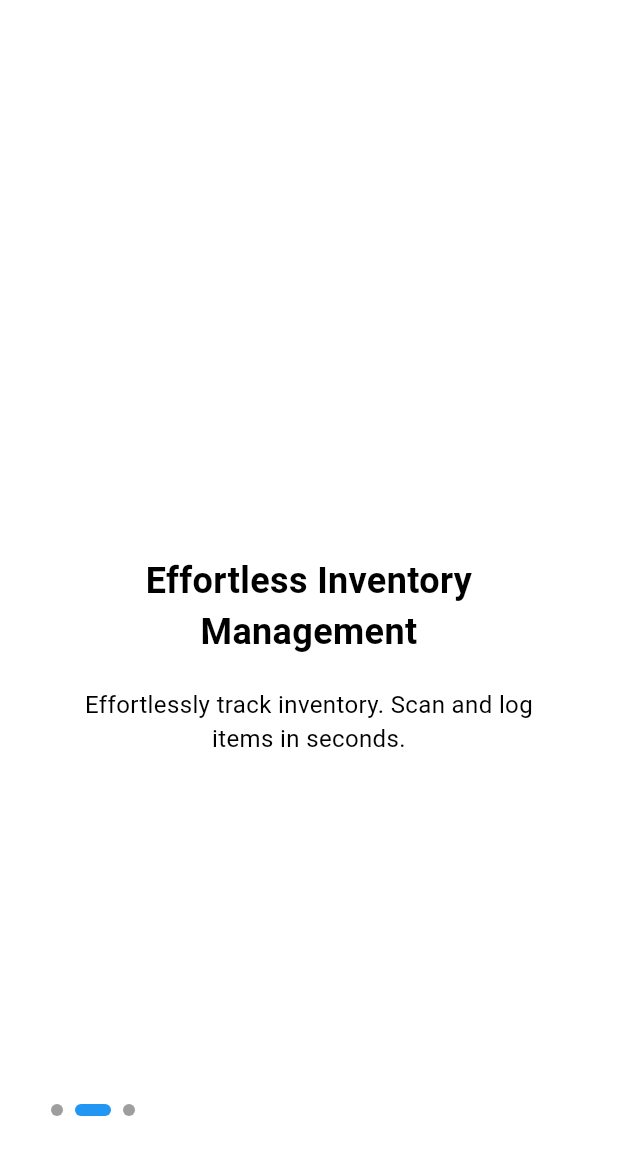
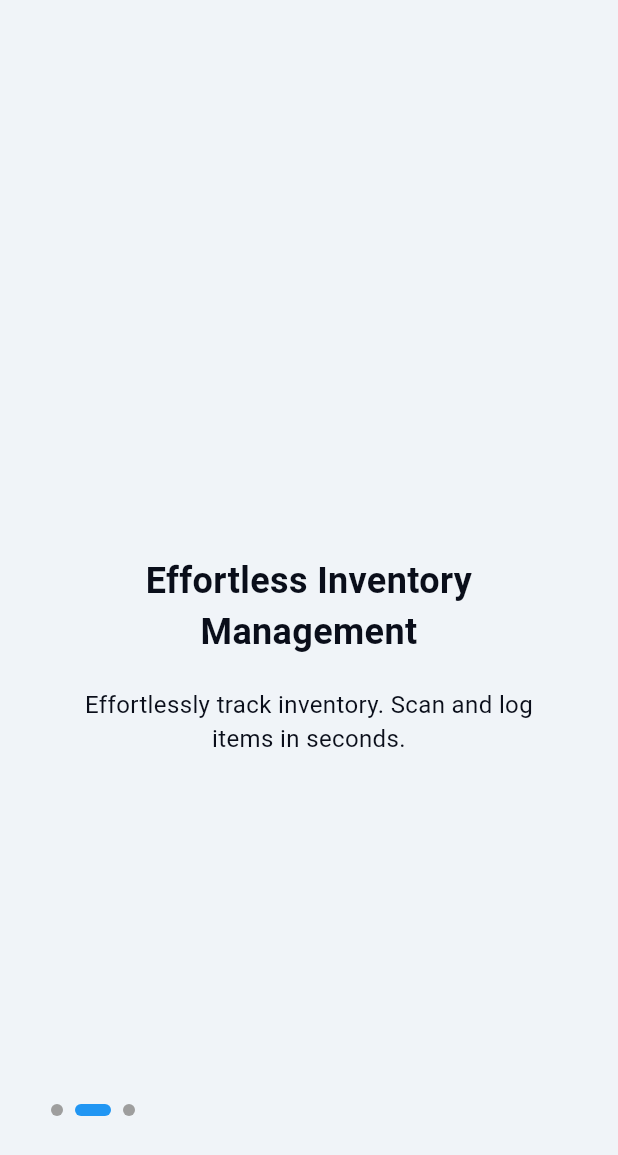
Before and after one commit to hasim13ab-del/scanairz, a Flutter app: the screen it shows after launch, swiped to page 2, on a phone screen of 412 x 824 dp. Shown: the top 1155 px of the screen. Run offline on Flutter 3.47's test engine with Material 3 defaults, Android fonts, the light colour scheme and no system bars; our stand-ins replace audioplayers, connectivity_plus, csv, firebase_core, firebase_remote_config, flutter_bluetooth_serial and 4 more; missing offline and left inert: mobile_scanner, usb_serial; accounts and stored records are empty.

Commit message:
redesign: navy+teal+orange color theme

```diff
--- a/lib/themes.dart
+++ b/lib/themes.dart
@@ -1,48 +1,196 @@
-
 import 'package:flutter/material.dart';
 
 class AppThemes {
+  static const Color navyDark    = Color(0xFF0A0E1A);
+  static const Color navyMid     = Color(0xFF1A2744);
+  static const Color navyAccent  = Color(0xFF243455);
+  static const Color teal        = Color(0xFF00ACC1);
+  static const Color tealLight   = Color(0xFF26C6DA);
+  static const Color orange      = Color(0xFFF57C00);
+  static const Color orangeLight = Color(0xFFFF9800);
+
   static final ThemeData lightTheme = ThemeData(
+    useMaterial3: true,
     brightness: Brightness.light,
-    primaryColor: Colors.blue[800],
-    scaffoldBackgroundColor: Colors.white,
-    appBarTheme: AppBarTheme(
-      backgroundColor: Colors.blue[800],
+    colorScheme: const ColorScheme(
+      brightness: Brightness.light,
+      primary: navyMid,
+      onPrimary: Colors.white,
+      primaryContainer: Color(0xFFD6E4FF),
+      onPrimaryContainer: navyDark,
+      secondary: teal,
+      onSecondary: Colors.white,
+      secondaryContainer: Color(0xFFB2EBF2),
+      onSecondaryContainer: navyDark,
+      tertiary: orange,
+      onTertiary: Colors.white,
+      tertiaryContainer: Color(0xFFFFE0B2),
+      onTertiaryContainer: navyDark,
+      error: Color(0xFFE53935),
+      onError: Colors.white,
+      errorContainer: Color(0xFFFFCDD2),
+      onErrorContainer: Color(0xFFB71C1C),
+      surface: Colors.white,
+      onSurface: navyDark,
+      surfaceContainerHighest: Color(0xFFF0F4F8),
+      outline: Color(0xFFCFD8DC),
+    ),
+    appBarTheme: const AppBarTheme(
+      backgroundColor: navyMid,
       foregroundColor: Colors.white,
+      elevation: 0,
+      centerTitle: false,
+      titleTextStyle: TextStyle(
+        color: Colors.white,
+        fontSize: 20,
+        fontWeight: FontWeight.bold,
+        letterSpacing: 0.5,
+      ),
     ),
-    colorScheme: ColorScheme.light(
-      primary: Colors.blue[800]!,
-      secondary: Colors.amber[600]!,
-      onPrimary: Colors.white,
-      onSecondary: Colors.black,
+    scaffoldBackgroundColor: const Color(0xFFF0F4F8),
+    cardTheme: CardTheme(
+      elevation: 3,
+      shape: RoundedRectangleBorder(borderRadius: BorderRadius.circular(16)),
+      color: Colors.white,
     ),
     elevatedButtonTheme: ElevatedButtonThemeData(
       style: ElevatedButton.styleFrom(
-        backgroundColor: Colors.blue[800],
+        backgroundColor: orange,
         foregroundColor: Colors.white,
+        elevation: 2,
+        padding: const EdgeInsets.symmetric(horizontal: 24, vertical: 14),
+        shape: RoundedRectangleBorder(borderRadius: BorderRadius.circular(12)),
+        textStyle: const TextStyle(fontWeight: FontWeight.bold, fontSize: 15),
       ),
+    ),
+    bottomNavigationBarTheme: const BottomNavigationBarThemeData(
+      selectedItemColor: teal,
+      unselectedItemColor: Color(0xFF90A4AE),
+      backgroundColor: Colors.white,
+      type: BottomNavigationBarType.fixed,
+      elevation: 12,
+      selectedLabelStyle: TextStyle(fontWeight: FontWeight.bold, fontSize: 12),
+    ),
+    inputDecorationTheme: InputDecorationTheme(
+      filled: true,
+      fillColor: Colors.white,
+      border: OutlineInputBorder(
+        borderRadius: BorderRadius.circular(12),
+        borderSide: const BorderSide(color: Color(0xFFCFD8DC)),
+      ),
+      enabledBorder: OutlineInputBorder(
+        borderRadius: BorderRadius.circular(12),
+        borderSide: const BorderSide(color: Color(0xFFCFD8DC)),
+      ),
+      focusedBorder: OutlineInputBorder(
+        borderRadius: BorderRadius.circular(12),
+        borderSide: const BorderSide(color: teal, width: 2),
+      ),
+      labelStyle: const TextStyle(color: navyMid),
+    ),
+    tabBarTheme: const TabBarTheme(
+      labelColor: teal,
+      unselectedLabelColor: Color(0xFF90A4AE),
+      indicatorColor: teal,
+      dividerColor: Colors.transparent,
+    ),
+    snackBarTheme: SnackBarThemeData(
+      backgroundColor: navyMid,
+      contentTextStyle: const TextStyle(color: Colors.white),
+      shape: RoundedRectangleBorder(borderRadius: BorderRadius.circular(10)),
+      behavior: SnackBarBehavior.floating,
     ),
   );
 
   static final ThemeData darkTheme = ThemeData(
+    useMaterial3: true,
     brightness: Brightness.dark,
-    primaryColor: Colors.blue[300],
-    scaffoldBackgroundColor: const Color(0xFF121212),
-    appBarTheme: AppBarTheme(
-      backgroundColor: Colors.grey[900],
+    colorScheme: const ColorScheme(
+      brightness: Brightness.dark,
+      primary: teal,
+      onPrimary: Colors.black,
+      primaryContainer: navyAccent,
+      onPrimaryContainer: tealLight,
+      secondary: orange,
+      onSecondary: Colors.white,
+      secondaryContainer: Color(0xFF7B3F00),
+      onSecondaryContainer: orangeLight,
+      tertiary: tealLight,
+      onTertiary: Colors.black,
+      tertiaryContainer: navyAccent,
+      onTertiaryContainer: Colors.white,
+      error: Color(0xFFEF5350),
+      onError: Colors.black,
+      errorContainer: Color(0xFFB71C1C),
+      onErrorContainer: Color(0xFFFFCDD2),
+      surface: navyMid,
+      onSurface: Colors.white,
+      surfaceContainerHighest: navyAccent,
+      outline: Color(0xFF37474F),
+    ),
+    appBarTheme: const AppBarTheme(
+      backgroundColor: navyDark,
       foregroundColor: Colors.white,
+      elevation: 0,
+      centerTitle: false,
+      titleTextStyle: TextStyle(
+        color: Colors.white,
+        fontSize: 20,
+        fontWeight: FontWeight.bold,
+        letterSpacing: 0.5,
+      ),
     ),
-    colorScheme: ColorScheme.dark(
-      primary: Colors.blue[300]!,
-      secondary: Colors.amber[300]!,
-      onPrimary: Colors.black,
-      onSecondary: Colors.black,
+    scaffoldBackgroundColor: navyDark,
+    cardTheme: CardTheme(
+      elevation: 4,
+      shape: RoundedRectangleBorder(borderRadius: BorderRadius.circular(16)),
+      color: navyMid,
     ),
     elevatedButtonTheme: ElevatedButtonThemeData(
       style: ElevatedButton.styleFrom(
-        backgroundColor: Colors.blue[300],
-        foregroundColor: Colors.black,
+        backgroundColor: orange,
+        foregroundColor: Colors.white,
+        elevation: 2,
+        padding: const EdgeInsets.symmetric(horizontal: 24, vertical: 14),
+        shape: RoundedRectangleBorder(borderRadius: BorderRadius.circular(12)),
+        textStyle: const TextStyle(fontWeight: FontWeight.bold, fontSize: 15),
       ),
+    ),
+    bottomNavigationBarTheme: const BottomNavigationBarThemeData(
+      selectedItemColor: teal,
+      unselectedItemColor: Color(0xFF546E7A),
+      backgroundColor: navyMid,
+      type: BottomNavigationBarType.fixed,
+      elevation: 12,
+      selectedLabelStyle: TextStyle(fontWeight: FontWeight.bold, fontSize: 12),
+    ),
+    inputDecorationTheme: InputDecorationTheme(
+      filled: true,
+      fillColor: navyAccent,
+      border: OutlineInputBorder(
+        borderRadius: BorderRadius.circular(12),
+        borderSide: const BorderSide(color: Color(0xFF37474F)),
+      ),
+      enabledBorder: OutlineInputBorder(
+        borderRadius: BorderRadius.circular(12),
+        borderSide: const BorderSide(color: Color(0xFF37474F)),
+      ),
+      focusedBorder: OutlineInputBorder(
+        borderRadius: BorderRadius.circular(12),
+        borderSide: const BorderSide(color: teal, width: 2),
+      ),
+    ),
+    tabBarTheme: const TabBarTheme(
+      labelColor: teal,
+      unselectedLabelColor: Color(0xFF546E7A),
+      indicatorColor: teal,
+      dividerColor: Colors.transparent,
+    ),
+    snackBarTheme: SnackBarThemeData(
+      backgroundColor: navyAccent,
+      contentTextStyle: const TextStyle(color: Colors.white),
+      shape: RoundedRectangleBorder(borderRadius: BorderRadius.circular(10)),
+      behavior: SnackBarBehavior.floating,
     ),
   );
 }
```
